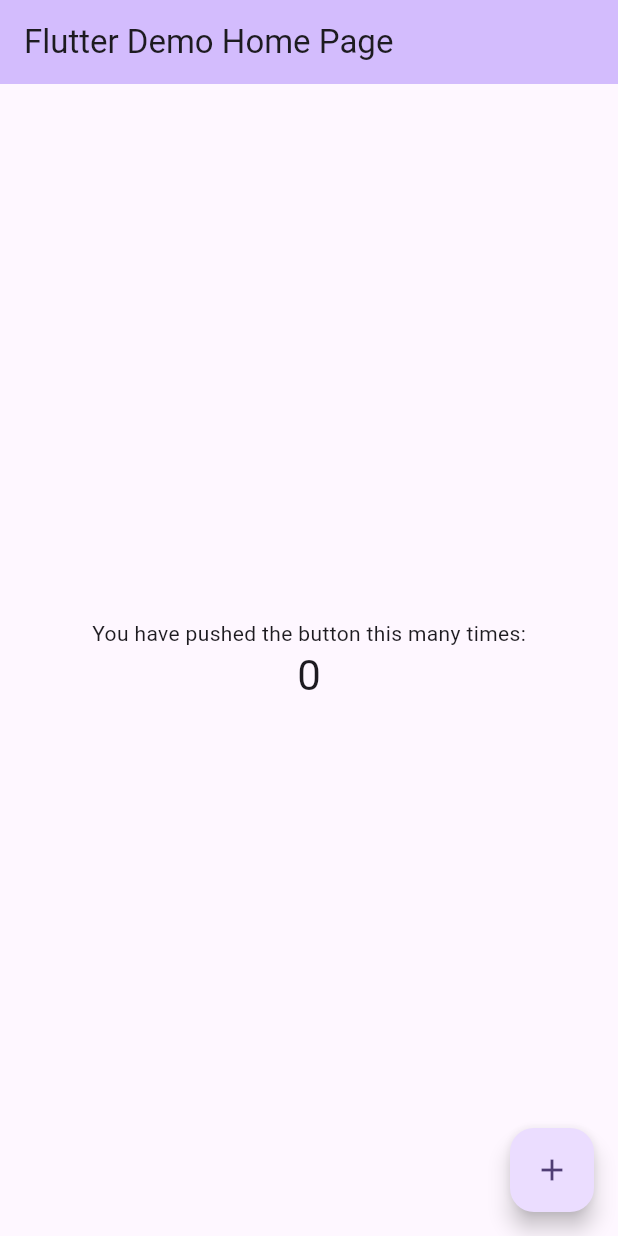
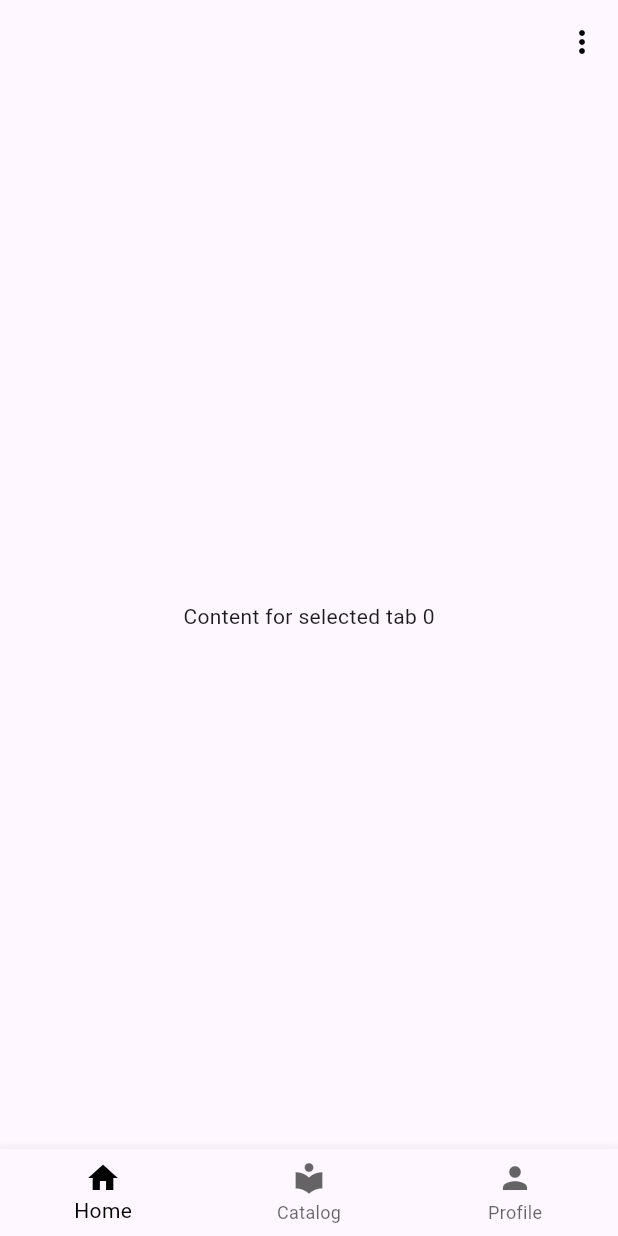
Before and after one commit to YanickdeWit04/L10-Bibl.io-flutter, a Flutter app: the screen it shows after launch, on a phone screen of 412 x 824 dp. Run offline on Flutter 3.47's test engine with Material 3 defaults, Android fonts, the phone set to English and light mode, and no system bars.

Commit message:
Added dart blades

```diff
--- a/lib/main.dart
+++ b/lib/main.dart
@@ -1,125 +1,86 @@
 import 'package:flutter/material.dart';
 
 void main() {
-  runApp(const MyApp());
+  runApp(MyApp());
 }
 
 class MyApp extends StatelessWidget {
-  const MyApp({super.key});
-
-  // This widget is the root of your application.
   @override
   Widget build(BuildContext context) {
     return MaterialApp(
-      title: 'Flutter Demo',
       theme: ThemeData(
-        // This is the theme of your application.
-        //
-        // TRY THIS: Try running your application with "flutter run". You'll see
-        // the application has a purple toolbar. Then, without quitting the app,
-        // try changing the seedColor in the colorScheme below to Colors.green
-        // and then invoke "hot reload" (save your changes or press the "hot
-        // reload" button in a Flutter-supported IDE, or press "r" if you used
-        // the command line to start the app).
-        //
-        // Notice that the counter didn't reset back to zero; the application
-        // state is not lost during the reload. To reset the state, use hot
-        // restart instead.
-        //
-        // This works for code too, not just values: Most code changes can be
-        // tested with just a hot reload.
-        colorScheme: ColorScheme.fromSeed(seedColor: Colors.deepPurple),
-        useMaterial3: true,
+        appBarTheme: const AppBarTheme(
+          iconTheme: IconThemeData(color: Colors.black),
+          // Icon color in app bar
+        ),
+        bottomNavigationBarTheme: BottomNavigationBarThemeData(
+          selectedItemColor: Colors.black,
+          // Selected item color in navigation bar
+          unselectedItemColor: Colors.black
+              .withOpacity(0.6), // Unselected item color in navigation bar
+        ),
       ),
-      home: const MyHomePage(title: 'Flutter Demo Home Page'),
+      home: MyHomePage(),
     );
   }
 }
 
 class MyHomePage extends StatefulWidget {
-  const MyHomePage({super.key, required this.title});
-
-  // This widget is the home page of your application. It is stateful, meaning
-  // that it has a State object (defined below) that contains fields that affect
-  // how it looks.
-
-  // This class is the configuration for the state. It holds the values (in this
-  // case the title) provided by the parent (in this case the App widget) and
-  // used by the build method of the State. Fields in a Widget subclass are
-  // always marked "final".
-
-  final String title;
-
   @override
-  State<MyHomePage> createState() => _MyHomePageState();
+  _MyHomePageState createState() => _MyHomePageState();
 }
 
 class _MyHomePageState extends State<MyHomePage> {
-  int _counter = 0;
-
-  void _incrementCounter() {
-    setState(() {
-      // This call to setState tells the Flutter framework that something has
-      // changed in this State, which causes it to rerun the build method below
-      // so that the display can reflect the updated values. If we changed
-      // _counter without calling setState(), then the build method would not be
-      // called again, and so nothing would appear to happen.
-      _counter++;
-    });
-  }
+  int _currentIndex = 0;
 
   @override
   Widget build(BuildContext context) {
-    // This method is rerun every time setState is called, for instance as done
-    // by the _incrementCounter method above.
-    //
-    // The Flutter framework has been optimized to make rerunning build methods
-    // fast, so that you can just rebuild anything that needs updating rather
-    // than having to individually change instances of widgets.
     return Scaffold(
       appBar: AppBar(
-        // TRY THIS: Try changing the color here to a specific color (to
-        // Colors.amber, perhaps?) and trigger a hot reload to see the AppBar
-        // change color while the other colors stay the same.
-        backgroundColor: Theme.of(context).colorScheme.inversePrimary,
-        // Here we take the value from the MyHomePage object that was created by
-        // the App.build method, and use it to set our appbar title.
-        title: Text(widget.title),
+        actions: [
+          PopupMenuButton<String>(
+            onSelected: (value) {
+              // Handle profile dropdown menu item selection
+              // You can add your logic here
+            },
+            itemBuilder: (BuildContext context) {
+              return [
+                const PopupMenuItem(
+                  value: 'profile',
+                  child: Text('Profile'),
+                ),
+                // Add more menu items as needed
+              ];
+            },
+          ),
+        ],
       ),
       body: Center(
-        // Center is a layout widget. It takes a single child and positions it
-        // in the middle of the parent.
-        child: Column(
-          // Column is also a layout widget. It takes a list of children and
-          // arranges them vertically. By default, it sizes itself to fit its
-          // children horizontally, and tries to be as tall as its parent.
-          //
-          // Column has various properties to control how it sizes itself and
-          // how it positions its children. Here we use mainAxisAlignment to
-          // center the children vertically; the main axis here is the vertical
-          // axis because Columns are vertical (the cross axis would be
-          // horizontal).
-          //
-          // TRY THIS: Invoke "debug painting" (choose the "Toggle Debug Paint"
-          // action in the IDE, or press "p" in the console), to see the
-          // wireframe for each widget.
-          mainAxisAlignment: MainAxisAlignment.center,
-          children: <Widget>[
-            const Text(
-              'You have pushed the button this many times:',
-            ),
-            Text(
-              '$_counter',
-              style: Theme.of(context).textTheme.headlineMedium,
-            ),
-          ],
-        ),
+        child: Text('Content for selected tab $_currentIndex'),
       ),
-      floatingActionButton: FloatingActionButton(
-        onPressed: _incrementCounter,
-        tooltip: 'Increment',
-        child: const Icon(Icons.add),
-      ), // This trailing comma makes auto-formatting nicer for build methods.
+      bottomNavigationBar: BottomNavigationBar(
+        currentIndex: _currentIndex,
+        onTap: (index) {
+          // Handle tab navigation
+          setState(() {
+            _currentIndex = index;
+          });
+        },
+        items: const [
+          BottomNavigationBarItem(
+            icon: Icon(Icons.home),
+            label: 'Home',
+          ),
+          BottomNavigationBarItem(
+            icon: Icon(Icons.local_library),
+            label: 'Catalog',
+          ),
+          BottomNavigationBarItem(
+            icon: Icon(Icons.person),
+            label: 'Profile',
+          ),
+        ],
+      ),
     );
   }
 }
```
Also changed, not shown: lib/addproduct.dart (added), lib/catalog.dart (added), lib/dashboard.dart (added), lib/fine.dart (added), lib/profile.dart (added), lib/rented.dart (added).
